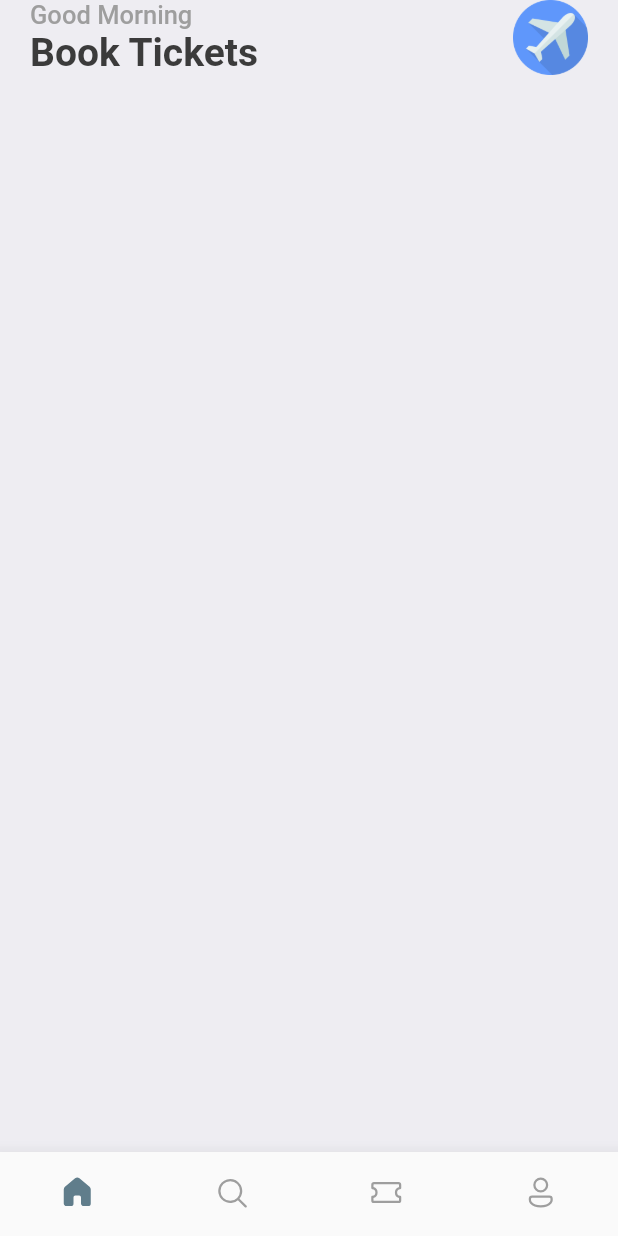
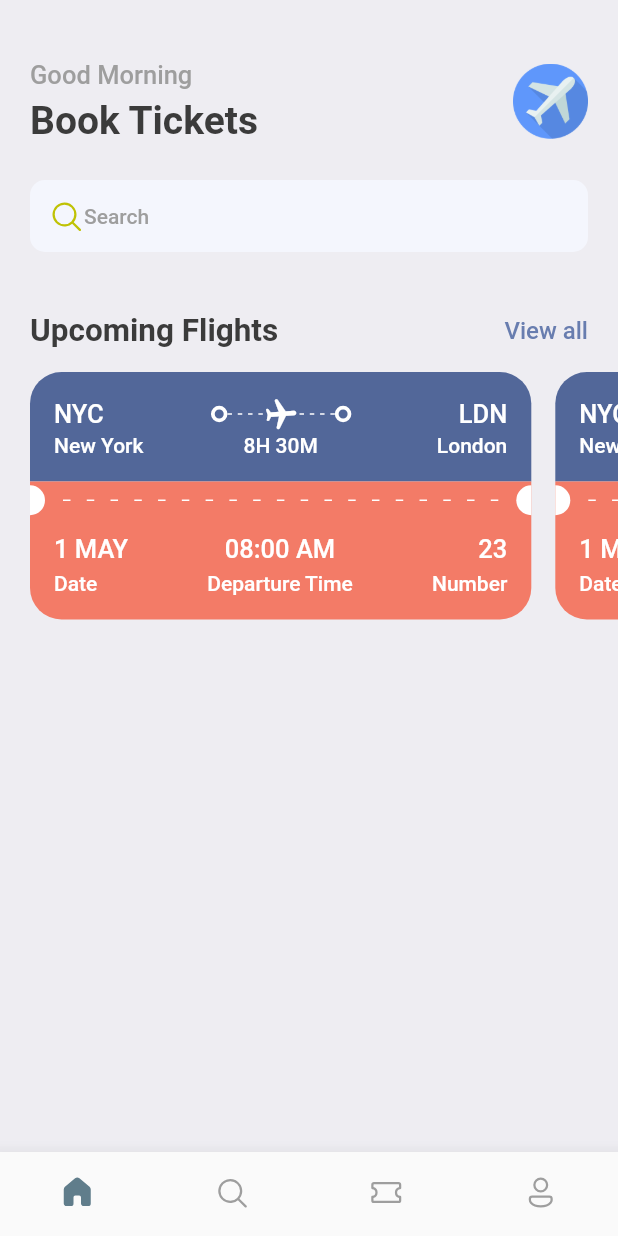
Before and after one commit to gabrieloest/booktickets, a Flutter app: the screen it shows after launch, on a phone screen of 412 x 824 dp. Run offline on Flutter 3.47's test engine with Material 2 defaults, Android fonts, the phone set to English and light mode, and no system bars; our stand-ins replace fluentui_icons, gap.

Commit message:
Add ticket view and integrate on home screen

```diff
--- a/lib/screens/home_screen.dart
+++ b/lib/screens/home_screen.dart
@@ -1,7 +1,10 @@
+import 'package:booktickets/screens/ticket_view.dart';
 import 'package:booktickets/utils/app_styles.dart';
+import 'package:fluentui_icons/fluentui_icons.dart';
 import 'package:flutter/material.dart';
 import 'package:flutter/src/widgets/container.dart';
 import 'package:flutter/src/widgets/framework.dart';
+import 'package:gap/gap.dart';
 
 class HomeScreen extends StatelessWidget {
   const HomeScreen({super.key});
@@ -14,8 +17,8 @@ class HomeScreen extends StatelessWidget {
         children: [
           Container(
             padding: const EdgeInsets.symmetric(horizontal: 20),
-            child: Column(
-              children: [
+            child: Column(children: [
+              const Gap(40),
               Row(
                 mainAxisAlignment: MainAxisAlignment.spaceBetween,
                 children: [
@@ -26,6 +29,7 @@ class HomeScreen extends StatelessWidget {
                         "Good Morning",
                         style: Styles.headLineStyle3,
                       ),
+                      const Gap(5),
                       Text(
                         "Book Tickets",
                         style: Styles.headLineStyle1,
@@ -42,9 +46,51 @@ class HomeScreen extends StatelessWidget {
                             image: AssetImage("assets/images/plane.png"))),
                   )
                 ],
+              ),
+              const Gap(25),
+              Container(
+                decoration: BoxDecoration(
+                    borderRadius: BorderRadius.circular(10),
+                    color: const Color(0xFFF4F6FD)),
+                padding:
+                    const EdgeInsets.symmetric(horizontal: 12, vertical: 12),
+                child: Row(children: [
+                  const Icon(FluentSystemIcons.ic_fluent_search_regular,
+                      color: Color(0xFFBFC205)),
+                  Text(
+                    "Search",
+                    style: Styles.headLineStyle4,
+                  )
+                ]),
+              ),
+              const Gap(40),
+              Row(
+                mainAxisAlignment: MainAxisAlignment.spaceBetween,
+                children: [
+                  Text(
+                    "Upcoming Flights",
+                    style: Styles.headLineStyle2,
+                  ),
+                  InkWell(
+                    onTap: () => {print("You are tapped")},
+                    child: Text(
+                      "View all",
+                      style:
+                          Styles.textStyle.copyWith(color: Styles.primaryColor),
+                    ),
                   )
                 ],
+              )
+            ]),
           ),
+          const Gap(15),
+          SingleChildScrollView(
+            scrollDirection: Axis.horizontal,
+            padding: const EdgeInsets.only(left: 20),
+            child: Row(children: [
+              TicketView(),
+              TicketView(),
+            ]),
           )
         ],
       ),
--- /dev/null
+++ b/lib/screens/ticket_view.dart
@@ -0,0 +1,237 @@
+import 'package:booktickets/utils/app_layout.dart';
+import 'package:booktickets/utils/app_styles.dart';
+import 'package:booktickets/widgets/thick_container.dart';
+import 'package:flutter/material.dart';
+import 'package:flutter/src/widgets/container.dart';
+import 'package:flutter/src/widgets/framework.dart';
+import 'package:gap/gap.dart';
+
+class TicketView extends StatelessWidget {
+  const TicketView({super.key});
+
+  @override
+  Widget build(BuildContext context) {
+    final size = AppLayout.getSize(context);
+    return SizedBox(
+      width: size.width * 0.85,
+      height: 200,
+      child: Container(
+          margin: const EdgeInsets.only(right: 16),
+          child: Column(
+            children: [
+              // Showing the blue part of the ticket
+              Container(
+                decoration: const BoxDecoration(
+                  color: Color(0xFF526799),
+                  borderRadius: BorderRadius.only(
+                      topLeft: Radius.circular(21),
+                      topRight: Radius.circular(21)),
+                ),
+                padding: const EdgeInsets.all(16),
+                child: Column(children: [
+                  Row(
+                    children: [
+                      Text(
+                        "NYC",
+                        style:
+                            Styles.headLineStyle3.copyWith(color: Colors.white),
+                      ),
+                      const Spacer(),
+                      ThickContainer(),
+                      Expanded(
+                          child: Stack(children: [
+                        SizedBox(
+                          height: 24,
+                          child: LayoutBuilder(
+                            builder: (BuildContext context,
+                                BoxConstraints constraints) {
+                              return Flex(
+                                direction: Axis.horizontal,
+                                mainAxisAlignment:
+                                    MainAxisAlignment.spaceBetween,
+                                mainAxisSize: MainAxisSize.max,
+                                children: List.generate(
+                                    (constraints.constrainWidth() / 6).floor(),
+                                    (index) => SizedBox(
+                                          width: 3,
+                                          height: 1,
+                                          child: DecoratedBox(
+                                            decoration: BoxDecoration(
+                                                color: Colors.white),
+                                          ),
+                                        )),
+                              );
+                            },
+                          ),
+                        ),
+                        Center(
+                          child: Transform.rotate(
+                            angle: 1.5,
+                            child: Icon(
+                              Icons.local_airport_rounded,
+                              color: Colors.white,
+                            ),
+                          ),
+                        ),
+                      ])),
+                      ThickContainer(),
+                      const Spacer(),
+                      Text(
+                        "LDN",
+                        style:
+                            Styles.headLineStyle3.copyWith(color: Colors.white),
+                      ),
+                    ],
+                  ),
+                  const Gap(1),
+                  Row(
+                    mainAxisAlignment: MainAxisAlignment.spaceBetween,
+                    children: [
+                      SizedBox(
+                        width: 100,
+                        child: Text(
+                          "New York",
+                          style: Styles.headLineStyle4
+                              .copyWith(color: Colors.white),
+                        ),
+                      ),
+                      Text(
+                        "8H 30M",
+                        style:
+                            Styles.headLineStyle4.copyWith(color: Colors.white),
+                      ),
+                      SizedBox(
+                        width: 100,
+                        child: Text(
+                          "London",
+                          textAlign: TextAlign.end,
+                          style: Styles.headLineStyle4
+                              .copyWith(color: Colors.white),
+                        ),
+                      ),
+                    ],
+                  )
+                ]),
+              ),
+              // Showing the orang part of the ticket
+              Container(
+                color: Styles.orangeColor,
+                child: Row(children: [
+                  const SizedBox(
+                    width: 10,
+                    height: 20,
+                    child: DecoratedBox(
+                        decoration: BoxDecoration(
+                            color: Colors.white,
+                            borderRadius: BorderRadius.only(
+                                topRight: Radius.circular(10),
+                                bottomRight: Radius.circular(10)))),
+                  ),
+                  Expanded(
+                      child: Padding(
+                    padding: const EdgeInsets.all(12.0),
+                    child: LayoutBuilder(
+                      builder:
+                          (BuildContext context, BoxConstraints constraints) {
+                        return Flex(
+                          direction: Axis.horizontal,
+                          mainAxisAlignment: MainAxisAlignment.spaceBetween,
+                          mainAxisSize: MainAxisSize.max,
+                          children: List.generate(
+                              (constraints.constrainWidth() / 15).floor(),
+                              (index) => const SizedBox(
+                                    width: 5,
+                                    height: 1,
+                                    child: DecoratedBox(
+                                        decoration:
+                                            BoxDecoration(color: Colors.white)),
+                                  )),
+                        );
+                      },
+                    ),
+                  )),
+                  const SizedBox(
+                    width: 10,
+                    height: 20,
+                    child: DecoratedBox(
+                        decoration: BoxDecoration(
+                            color: Colors.white,
+                            borderRadius: BorderRadius.only(
+                                topLeft: Radius.circular(10),
+                                bottomLeft: Radius.circular(10)))),
+                  )
+                ]),
+              ),
+              // Showing the bottom part of orange
+              Container(
+                decoration: BoxDecoration(
+                  color: Styles.orangeColor,
+                  borderRadius: const BorderRadius.only(
+                      bottomLeft: Radius.circular(21),
+                      bottomRight: Radius.circular(21)),
+                ),
+                padding: const EdgeInsets.only(
+                    left: 16, top: 10, right: 16, bottom: 16),
+                child: Column(
+                  children: [
+                    Row(
+                      mainAxisAlignment: MainAxisAlignment.spaceBetween,
+                      children: [
+                        Column(
+                          crossAxisAlignment: CrossAxisAlignment.start,
+                          children: [
+                            Text(
+                              "1 MAY",
+                              style: Styles.headLineStyle3
+                                  .copyWith(color: Colors.white),
+                            ),
+                            const Gap(5),
+                            Text(
+                              "Date",
+                              style: Styles.headLineStyle4
+                                  .copyWith(color: Colors.white),
+                            )
+                          ],
+                        ),
+                        Column(
+                          crossAxisAlignment: CrossAxisAlignment.center,
+                          children: [
+                            Text(
+                              "08:00 AM",
+                              style: Styles.headLineStyle3
+                                  .copyWith(color: Colors.white),
+                            ),
+                            const Gap(5),
+                            Text(
+                              "Departure Time",
+                              style: Styles.headLineStyle4
+                                  .copyWith(color: Colors.white),
+                            )
+                          ],
+                        ),
+                        Column(
+                          crossAxisAlignment: CrossAxisAlignment.end,
+                          children: [
+                            Text(
+                              "23",
+                              style: Styles.headLineStyle3
+                                  .copyWith(color: Colors.white),
+                            ),
+                            const Gap(5),
+                            Text(
+                              "Number",
+                              style: Styles.headLineStyle4
+                                  .copyWith(color: Colors.white),
+                            )
+                          ],
+                        )
+                      ],
+                    )
+                  ],
+                ),
+              )
+            ],
+          )),
+    );
+  }
+}
--- /dev/null
+++ b/lib/utils/app_layout.dart
@@ -0,0 +1,7 @@
+import 'package:flutter/material.dart';
+
+class AppLayout {
+  static getSize(BuildContext context) {
+    return MediaQuery.of(context).size;
+  }
+}
--- a/lib/utils/app_styles.dart
+++ b/lib/utils/app_styles.dart
@@ -6,7 +6,8 @@ class Styles {
   static Color primaryColor = primary;
   static Color textColor = const Color(0xFF3b3b3b);
   static Color bgColor = const Color(0xFFeeedf2);
-  static Color orangeColor = const Color(0xFF526799);
+  static Color orangeColor = const Color(0xFFF37B67);
+
   static TextStyle textStyle =
       TextStyle(fontSize: 16, color: textColor, fontWeight: FontWeight.w500);
   static TextStyle headLineStyle1 =
--- /dev/null
+++ b/lib/widgets/thick_container.dart
@@ -0,0 +1,17 @@
+import 'package:flutter/material.dart';
+import 'package:flutter/src/widgets/container.dart';
+import 'package:flutter/src/widgets/framework.dart';
+
+class ThickContainer extends StatelessWidget {
+  const ThickContainer({super.key});
+
+  @override
+  Widget build(BuildContext context) {
+    return Container(
+      padding: const EdgeInsets.all(3.0),
+      decoration: BoxDecoration(
+          borderRadius: BorderRadius.circular(20),
+          border: Border.all(width: 2.5, color: Colors.white)),
+    );
+  }
+}
--- a/pubspec.yaml
+++ b/pubspec.yaml
@@ -37,6 +37,7 @@ dependencies:
   # Use with the CupertinoIcons class for iOS style icons.
   cupertino_icons: ^1.0.2
   fluentui_icons: ^1.0.0
+  gap: ^2.0.1
 
 dev_dependencies:
   flutter_test:
```
Also changed, not shown: pubspec.lock. Lines whose indentation alone changed are shown as unchanged.
